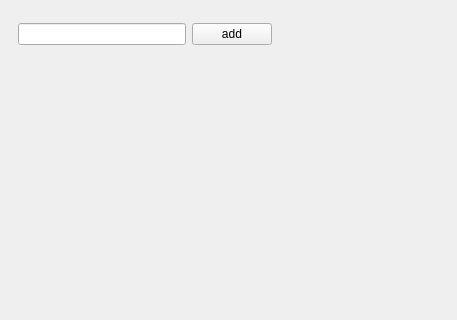
Old version of the form oscreceiver.ui in the repository kzkyuta/OscTester; both pictures show x 0 to 457 and y 0 to 320 of the 457 by 600 pixel window.
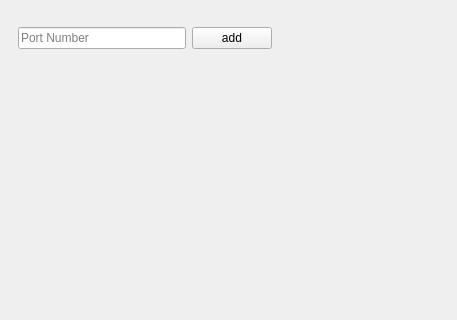
New version of the form.

Diff of the .ui file:
```diff
--- a/oscreceiver.ui
+++ b/oscreceiver.ui
@@ -30,10 +30,17 @@
        </size>
       </property>
       <layout class="QGridLayout" name="gridLayout">
+       <property name="bottomMargin">
+        <number>0</number>
+       </property>
        <item row="0" column="1">
         <layout class="QHBoxLayout" name="horizontalLayout">
          <item>
-          <widget class="QLineEdit" name="lineEdit"/>
+          <widget class="QLineEdit" name="lineEdit">
+           <property name="placeholderText">
+            <string>Port Number</string>
+           </property>
+          </widget>
          </item>
          <item>
           <widget class="QPushButton" name="pushButton">
```
Left out of the diff: 3 changed lines with no effect on the pictures.
